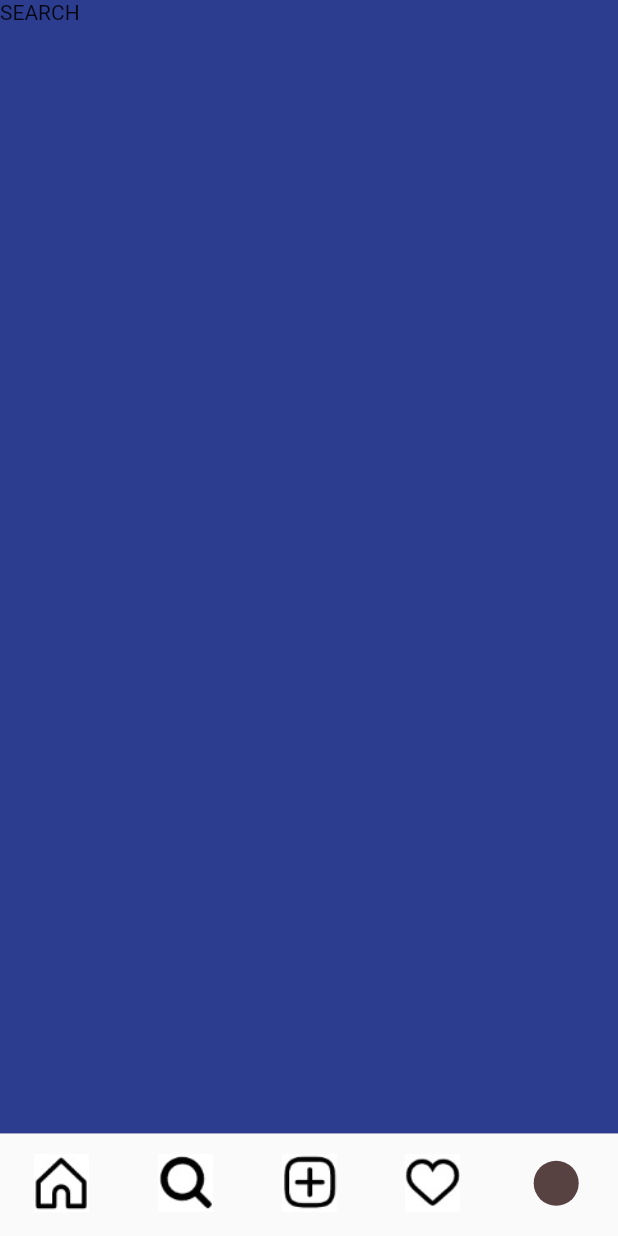
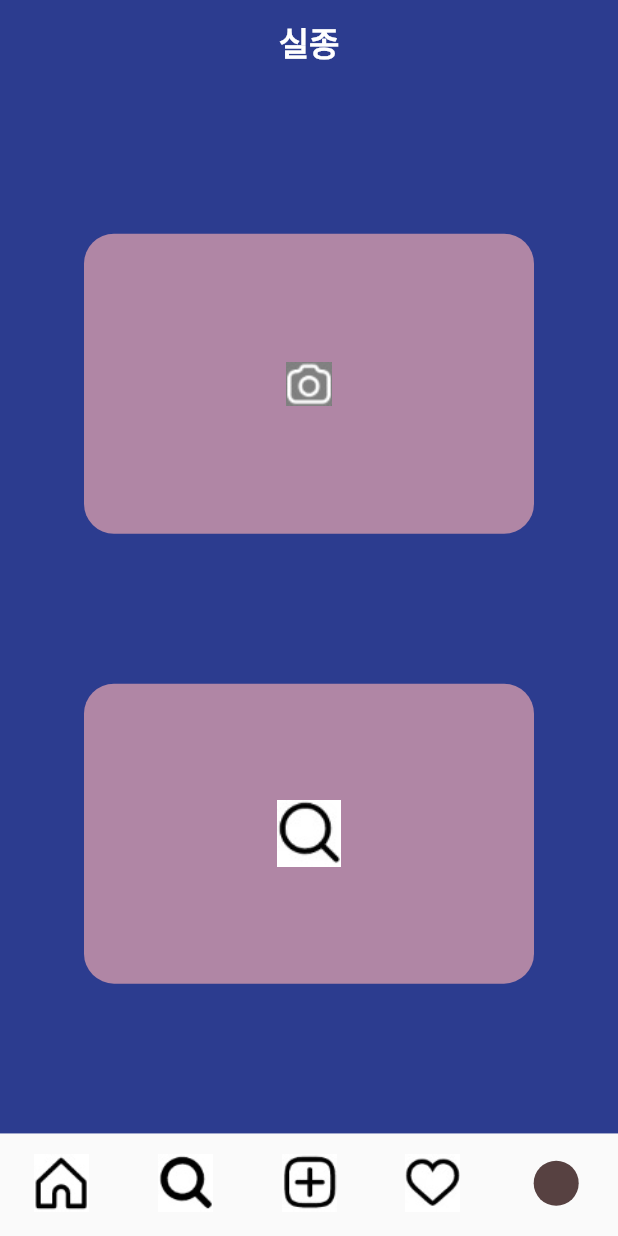
Before and after one commit to GDSC-MemoryBeat/MemoryBeat-FE, a Flutter app: the screen it shows after launch, item 2 of the bottom bar chosen, on a phone screen of 412 x 824 dp. Run offline on Flutter 3.47's test engine with Material 2 defaults, Android fonts, the phone set to English and light mode, and no system bars; our stand-ins replace cached_network_image, expandable_text, get; network calls fail.

Commit message:
실종관련탭 간단 ui제작

```diff
--- a/lib/src/app.dart
+++ b/lib/src/app.dart
@@ -3,6 +3,7 @@ import 'package:flutter_sns_form/src/components/image_data.dart';
 import 'package:flutter_sns_form/src/controller/bottom_nav_controller.dart';
 import 'package:get/get.dart';
 import 'package:flutter_sns_form/src/pages/home.dart';
+import 'package:flutter_sns_form/src/pages/search.dart';
 import 'package:flutter_sns_form/src/pages/active_history.dart';
 class App extends GetView<BottomNavController> {
   const App({Key? key}) : super(key: key);
@@ -17,7 +18,8 @@ class App extends GetView<BottomNavController> {
           children: [
             const Home(),
             //const Search(),
-            Container(child: Text('SEARCH'),),
+            const Search(),
+            //Container(child: Text('SEARCH'),),
             Container(),
             const ActiveHistory(),
             Container(child: Center(child: Text('MYPAGE')),),
--- a/lib/src/components/image_data.dart
+++ b/lib/src/components/image_data.dart
@@ -72,4 +72,6 @@ class IconsPath {
       'assets/images/mypage_bottom_sheet_setting_06.jpg';
   static String get mypageBottomSheetSetting07 =>
       'assets/images/mypage_bottom_sheet_setting_07.jpg';
+  static String get reportpet => 'assets/images/report_pet.jpg';
+  static String get searchlostpet=> 'assets/images/search_lost_pet.jpg';
 }
--- a/lib/src/pages/home.dart
+++ b/lib/src/pages/home.dart
@@ -19,6 +19,7 @@ class Home extends StatelessWidget {
     return Scaffold(
       appBar: AppBar(
         elevation: 0,
+        centerTitle: true,
         title: ImageData(IconsPath.mylogo,width:270),
         actions: [],
 
--- a/lib/src/pages/search.dart
+++ b/lib/src/pages/search.dart
@@ -0,0 +1,99 @@
+import 'package:flutter/material.dart';
+import 'package:flutter_sns_form/src/components/image_data.dart';
+class Search extends StatelessWidget {
+  const Search({Key? key}) : super(key: key);
+
+  void _navigateToFirstPage(BuildContext context) {
+    Navigator.of(context).push(MaterialPageRoute(
+      builder: (context) => FirstPage(),
+    ));
+  }
+
+  void _navigateToSecondPage(BuildContext context) {
+    Navigator.of(context).push(MaterialPageRoute(
+      builder: (context) => SecondPage(),
+    ));
+  }
+
+  @override
+  Widget build(BuildContext context) {
+    return Scaffold(
+      appBar: AppBar(
+        elevation: 0,
+        centerTitle: true,
+        title: Text('실종', style: TextStyle(
+          fontSize: 22,
+          fontWeight: FontWeight.bold,
+          color: Colors.white,
+        )),
+      ),
+      backgroundColor: Color.fromARGB(255, 44, 60, 143),
+      body: Center(
+        child: Column(
+          mainAxisAlignment: MainAxisAlignment.spaceEvenly,
+          children: [
+            GestureDetector(
+              onTap: () => _navigateToFirstPage(context),
+              child: Container(
+                width: 300,
+                height: 200,
+                decoration: BoxDecoration(
+                  color: Color.fromARGB(159, 255, 178, 178),
+                  borderRadius: BorderRadius.circular(20), // 원하는 라운드 값을 지정합니다.
+                ),
+                child: ImageData(IconsPath.cameraIcon),
+              ),
+            ),
+            GestureDetector(
+              onTap: () => _navigateToSecondPage(context),
+              child: Container(
+                width: 300,
+                height: 200,
+                decoration: BoxDecoration(
+                  color: Color.fromARGB(159, 255, 178, 178),
+                  borderRadius: BorderRadius.circular(20), // 원하는 라운드 값을 지정합니다.
+                ),
+                child: ImageData(IconsPath.searchOff),
+              ),
+            ),
+          ],
+        ),
+      ),
+    );
+  }
+}
+
+// FirstPage 및 SecondPage 위젯은 이전 코드와 동일합니다.
+
+
+// FirstPage 및 SecondPage 위젯은 이전 코드와 동일합니다.
+class FirstPage extends StatelessWidget {
+  @override
+  Widget build(BuildContext context) {
+    return Scaffold(
+      appBar: AppBar(
+        title: Text('Catch Pet!',style: TextStyle(
+          fontSize: 22,
+          fontWeight: FontWeight.bold,
+          color:Colors.white,),),
+      ),
+      body: Center(
+        child: Text('카메라등장 두둥'),
+      ),
+    );
+  }
+}
+
+class SecondPage extends StatelessWidget {
+  @override
+  Widget build(BuildContext context) {
+    return Scaffold(
+      appBar: AppBar(
+        title: Text('두 번째 페이지'),
+      ),
+      body: Center(
+        child: Text('두 번째 페이지입니다.'),
+      ),
+    );
+  }
+}
```
Also changed, not shown: assets/images/report_pet.jpg (added), assets/images/search_lost_pet.jpg (added).
